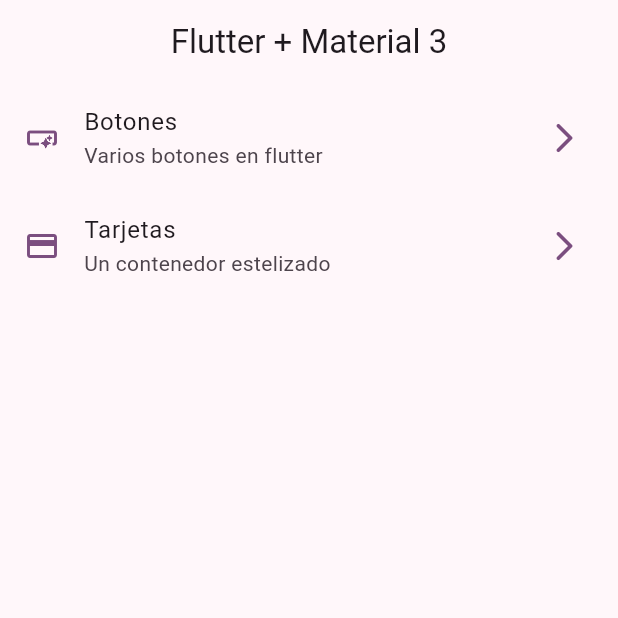
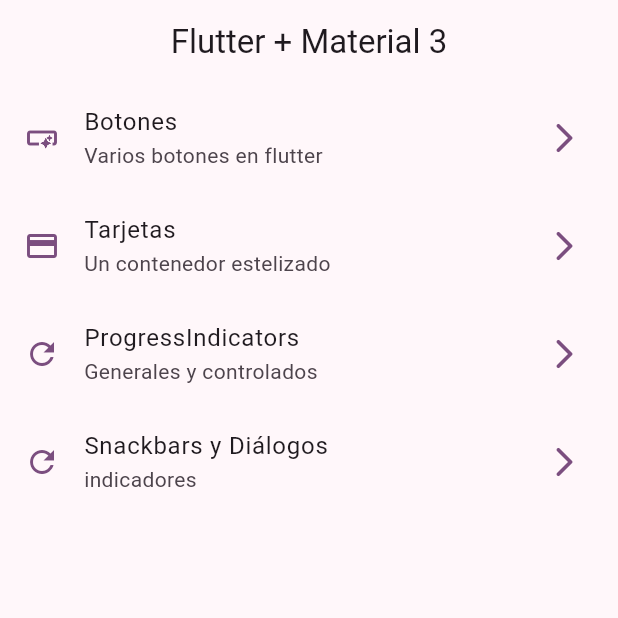
Before and after one commit to julioonmartinez/widgets_App, a Flutter app: the screen it shows after launch, on a phone screen of 412 x 824 dp, the top half of it. Run offline on Flutter 3.47's test engine with Material 3 defaults, Android fonts, the phone set to English and light mode, and no system bars; our stand-ins replace go_router.

```diff
--- a/lib/config/menu/menu_items.dart
+++ b/lib/config/menu/menu_items.dart
@@ -23,5 +23,15 @@ const appMenuItems = <MenuItems>[
       title: 'Tarjetas',
       subTitle: 'Un contenedor estelizado',
       link: '/cards',
-      icon: Icons.credit_card)
+      icon: Icons.credit_card),
+  MenuItems(
+      title: 'ProgressIndicators',
+      subTitle: 'Generales y controlados',
+      link: '/progress',
+      icon: Icons.refresh_outlined),
+  MenuItems(
+      title: 'Snackbars y Diálogos',
+      subTitle: 'indicadores ',
+      link: '/snackbars',
+      icon: Icons.refresh_outlined),
 ];
--- a/lib/config/router/app_router.dart
+++ b/lib/config/router/app_router.dart
@@ -21,5 +21,15 @@ final appRouter = GoRouter(
       name: CardsScreen.name,
       builder: (context, state) => const CardsScreen(),
     ),
+    GoRoute(
+      path: '/progress',
+      name: ProgressScreen.name,
+      builder: (context, state) => const ProgressScreen(),
+    ),
+    GoRoute(
+      path: '/snackbars',
+      name: SnackbarScreen.name,
+      builder: (context, state) => const SnackbarScreen(),
+    ),
   ],
 );
--- a/lib/main.dart
+++ b/lib/main.dart
@@ -15,6 +15,7 @@ class MainApp extends StatelessWidget {
   @override
   Widget build(BuildContext context) {
     return MaterialApp.router(
+      title: 'Flutter Widgets',
       routerConfig: appRouter,
       debugShowCheckedModeBanner: false,
       theme: AppTheme(selectedColor: 1).getTheme(),
--- a/lib/presentation/screen/cards/cards_screen.dart
+++ b/lib/presentation/screen/cards/cards_screen.dart
@@ -149,7 +149,7 @@ class _CardType4 extends StatelessWidget {
 
   @override
   Widget build(BuildContext context) {
-    final colors = Theme.of(context).colorScheme;
+    // final colors = Theme.of(context).colorScheme;
     return Card(
       clipBehavior: Clip.hardEdge,
       elevation: elevetation,
@@ -163,7 +163,7 @@ class _CardType4 extends StatelessWidget {
           Align(
               alignment: Alignment.topRight,
               child: Container(
-                decoration: BoxDecoration(
+                decoration: const BoxDecoration(
                     color: Colors.white,
                     borderRadius:
                         BorderRadius.only(bottomLeft: Radius.circular(20))),
```
Also changed, not shown: lib/presentation/screen/progress/progress_screen.dart (+75 -1 lines), lib/presentation/screen/snackbar/snackbar_screen.dart (+58 -1 lines).
